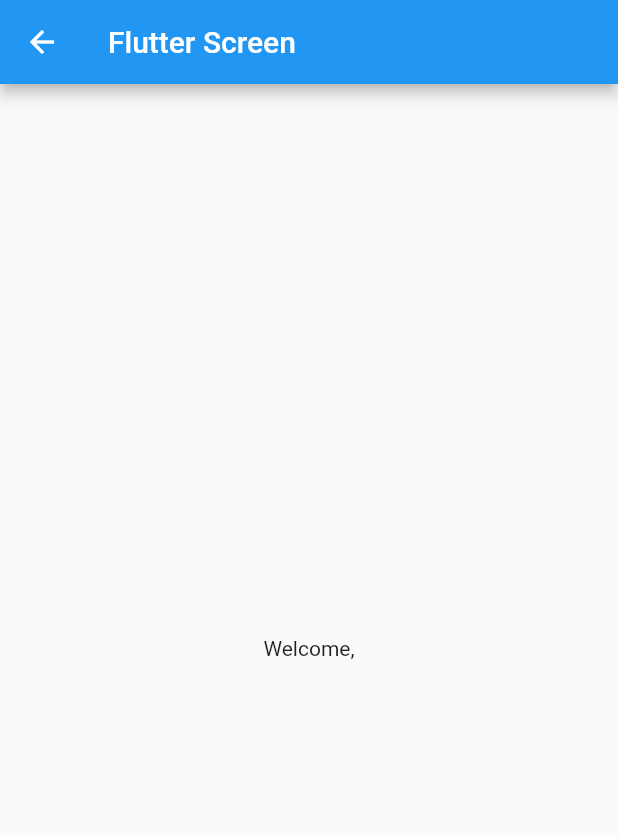
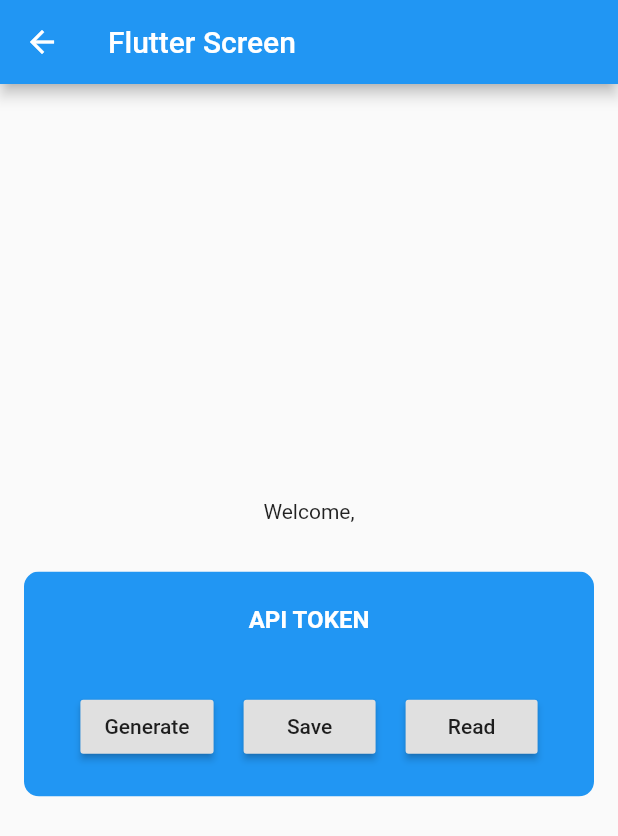
Before and after one commit to joshuadeguzman/flutter-addtoapp-basic-demo, a Flutter app: the screen it shows after launch, on a phone screen of 412 x 824 dp. Shown: the top 836 px of the screen. Run offline on Flutter 3.47's test engine with Material 2 defaults, Android fonts, the phone set to English and light mode, and no system bars; our stand-ins replace flutter_secure_storage.

Commit message:
Add utilization of 3rd party plugin

```diff
--- a/flutter/lib/flutter_screen.dart
+++ b/flutter/lib/flutter_screen.dart
@@ -2,8 +2,11 @@
 // Use of this source code is governed by a BSD-style
 // license that can be found in the LICENSE file.
 
+import 'dart:math';
+
 import 'package:flutter/material.dart';
 import 'package:flutter/services.dart';
+import 'package:flutter_secure_storage/flutter_secure_storage.dart';
 
 class FlutterScreen extends StatefulWidget {
   static String routeName = "/flutter-screen";
@@ -17,6 +20,10 @@ class FlutterScreen extends StatefulWidget {
 class FlutterScreenState extends State<FlutterScreen> {
   static const usernameChannel = MethodChannel('channel-username');
   String _username;
+
+  final storage = FlutterSecureStorage();
+  final String KEY_API_TOKEN = 'api_token';
+  String _data = "";
 
   @override
   void initState() {
@@ -46,6 +53,62 @@ class FlutterScreenState extends State<FlutterScreen> {
               children: <Widget>[
                 Text("Welcome,"),
                 Text(_username ?? ""),
+                Container(
+                  margin: EdgeInsets.all(16),
+                  child: ClipRRect(
+                    borderRadius: BorderRadius.circular(10),
+                    child: Container(
+                      color: Colors.blue,
+                      height: 150,
+                      padding: EdgeInsets.all(10),
+                      width: double.infinity,
+                      child: Column(
+                        mainAxisAlignment: MainAxisAlignment.center,
+                        crossAxisAlignment: CrossAxisAlignment.center,
+                        children: <Widget>[
+                          Text(
+                            'API TOKEN',
+                            style: TextStyle(
+                              fontSize: 16,
+                              fontWeight: FontWeight.bold,
+                              color: Colors.white,
+                            ),
+                          ),
+                          Padding(padding: EdgeInsets.only(bottom: 5)),
+                          Text(
+                            '$_data',
+                            style: TextStyle(
+                              fontSize: 20,
+                              color: Colors.white,
+                              fontWeight: FontWeight.bold,
+                            ),
+                          ),
+                          Padding(padding: EdgeInsets.only(bottom: 10)),
+                          Row(
+                            mainAxisAlignment: MainAxisAlignment.center,
+                            crossAxisAlignment: CrossAxisAlignment.center,
+                            children: <Widget>[
+                              RaisedButton(
+                                child: Text('Generate'),
+                                onPressed: _generateApiToken,
+                              ),
+                              Padding(padding: EdgeInsets.all(10)),
+                              RaisedButton(
+                                child: Text('Save'),
+                                onPressed: _saveApiToken,
+                              ),
+                              Padding(padding: EdgeInsets.all(10)),
+                              RaisedButton(
+                                child: Text('Read'),
+                                onPressed: _readApiToken,
+                              ),
+                            ],
+                          ),
+                        ],
+                      ),
+                    ),
+                  ),
+                ),
               ],
             ),
           ),
@@ -70,4 +133,39 @@ class FlutterScreenState extends State<FlutterScreen> {
       }
     });
   }
+
+  _generateApiToken() {
+    var desiredLength = 25;
+    var rand = new Random();
+    var randomString = new List.generate(desiredLength, (index) {
+      return rand.nextInt(33) + 89;
+    });
+
+    setState(() {
+      // Retrieve generated string
+      _data = String.fromCharCodes(randomString);
+
+      // Log
+      print("Succesfully generated $_data");
+    });
+  }
+
+  _saveApiToken() async {
+    await storage.write(key: KEY_API_TOKEN, value: _data);
+
+    // Log
+    print("Succesfully saved $_data");
+  }
+
+  _readApiToken() async {
+    String apiToken = await storage.read(key: KEY_API_TOKEN);
+
+    setState(() {
+      // Assign the retrieve data locally via synchronous call
+      _data = apiToken;
+
+      // Log
+      print("Succesfully retrieved $_data");
+    });
+  }
 }
--- a/flutter/pubspec.yaml
+++ b/flutter/pubspec.yaml
@@ -27,6 +27,7 @@ dependencies:
   # The following adds the Cupertino Icons font to your application.
   # Use with the CupertinoIcons class for iOS style icons.
   cupertino_icons: ^0.1.2
+  flutter_secure_storage: ^3.3.1+1
 
 dev_dependencies:
   flutter_test:
```
Also changed, not shown: flutter/pubspec.lock, 1 other file.
